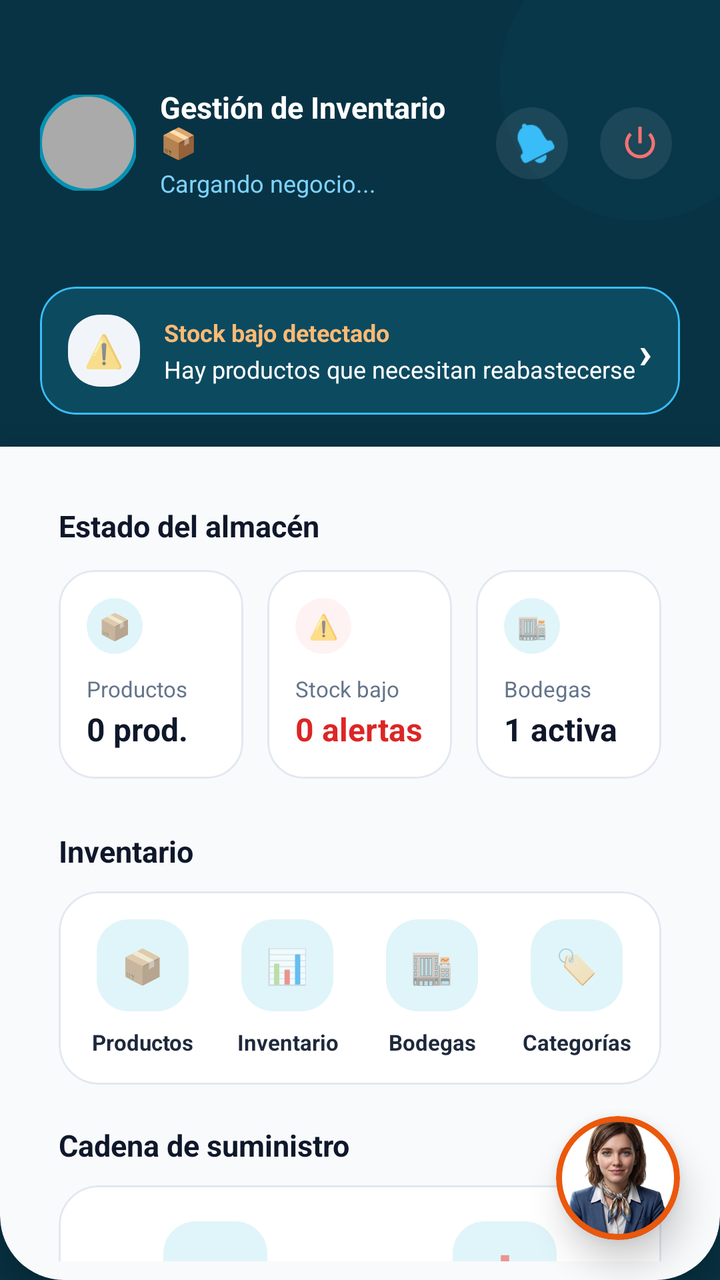
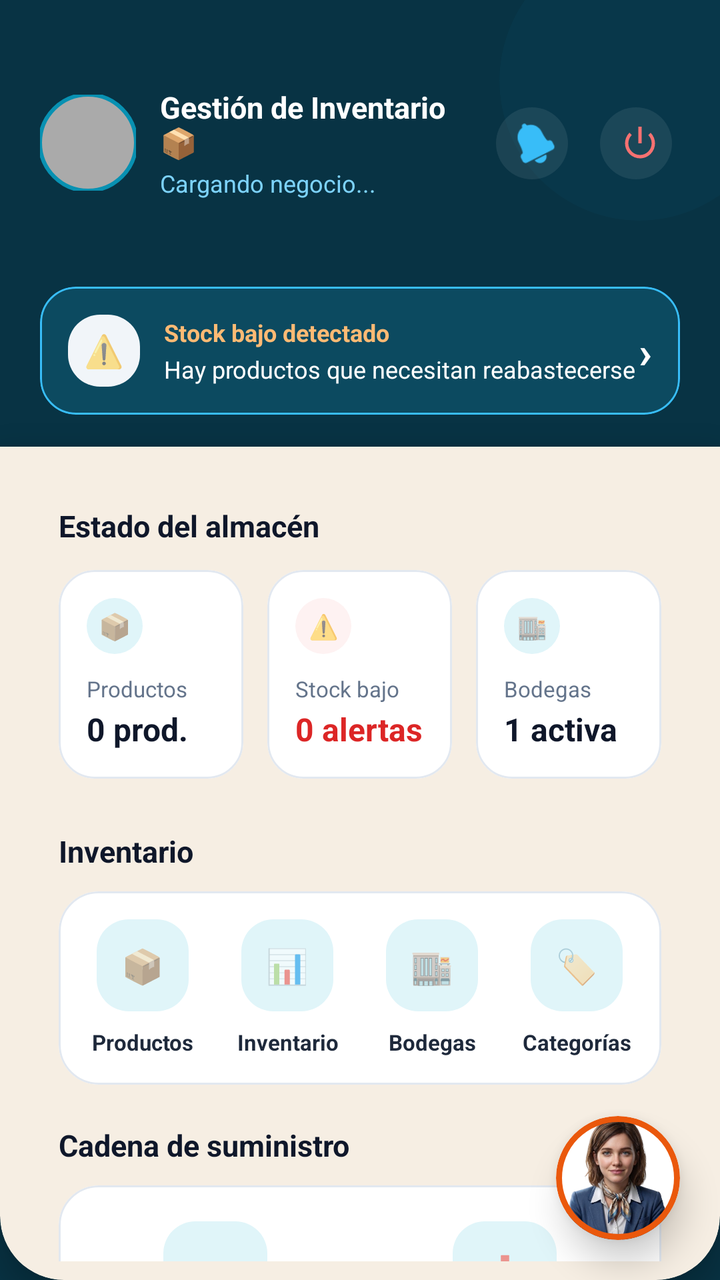

An Android layout rendered at two revisions. The XML below is the earlier revision; the diff shows what the commit changed to produce the second picture.
<!-- AndroidManifest.xml: application theme Theme.MaterialComponents.Light.NoActionBar -->
<!-- res/layout/activity_bodeguero.xml -->
<?xml version="1.0" encoding="utf-8"?>
<RelativeLayout xmlns:android="http://schemas.android.com/apk/res/android"
    xmlns:app="http://schemas.android.com/apk/res-auto"
    android:layout_width="match_parent"
    android:layout_height="match_parent"
    android:background="#083344"
    android:fitsSystemWindows="false">

    <RelativeLayout
        android:layout_width="match_parent"
        android:layout_height="match_parent"
        android:clickable="false"
        android:clipChildren="false"
        android:clipToPadding="false"
        android:focusable="false"
        android:importantForAccessibility="no">

        <com.google.android.material.card.MaterialCardView
            android:layout_width="140dp"
            android:layout_height="140dp"
            android:layout_alignParentTop="true"
            android:layout_alignParentEnd="true"
            android:layout_marginTop="-30dp"
            android:layout_marginEnd="-30dp"
            app:cardBackgroundColor="#0D0891B2"
            app:cardCornerRadius="70dp"
            app:cardElevation="0dp"
            app:strokeWidth="0dp" />
    </RelativeLayout>

    <RelativeLayout
        android:id="@+id/headerLayout"
        android:layout_width="match_parent"
        android:layout_height="wrap_content"
        android:paddingHorizontal="20dp"
        android:paddingTop="44dp"
        android:paddingBottom="20dp">

        <com.google.android.material.button.MaterialButton
            android:id="@+id/btnLogout"
            style="@style/Widget.Material3.Button.IconButton"
            android:layout_width="44dp"
            android:layout_height="44dp"
            android:layout_alignParentEnd="true"
            android:layout_centerVertical="true"
            app:backgroundTint="#14FFFFFF"
            app:cornerRadius="22dp"
            app:icon="@android:drawable/ic_lock_power_off"
            app:iconSize="20dp"
            app:iconTint="#F87171" />

        <com.google.android.material.button.MaterialButton
            android:id="@+id/btnNotifications"
            style="@style/Widget.Material3.Button.IconButton"
            android:layout_width="44dp"
            android:layout_height="44dp"
            android:layout_centerVertical="true"
            android:layout_marginEnd="8dp"
            android:layout_toStartOf="@id/btnLogout"
            app:backgroundTint="#14FFFFFF"
            app:cornerRadius="22dp"
            app:icon="@android:drawable/ic_popup_reminder"
            app:iconSize="20dp"
            app:iconTint="#38BDF8" />

        <LinearLayout
            android:id="@+id/headerProfileClick"
            android:layout_width="wrap_content"
            android:layout_height="wrap_content"
            android:layout_alignParentStart="true"
            android:layout_centerVertical="true"
            android:layout_marginTop="23dp"
            android:layout_toStartOf="@id/btnNotifications"
            android:gravity="center_vertical"
            android:orientation="horizontal"
            android:paddingEnd="12dp">

            <com.google.android.material.imageview.ShapeableImageView
                android:id="@+id/ivAvatar"
                android:layout_width="48dp"
                android:layout_height="48dp"
                android:scaleType="centerCrop"
                android:src="@android:color/darker_gray"
                app:shapeAppearanceOverlay="@style/ShapeAppearance.Material3.Corner.Full"
                app:strokeColor="#0891B2"
                app:strokeWidth="2dp" />

            <LinearLayout
                android:layout_width="wrap_content"
                android:layout_height="wrap_content"
                android:layout_marginStart="12dp"
                android:orientation="vertical">

                <TextView
                    android:id="@+id/tvWelcome"
                    android:layout_width="wrap_content"
                    android:layout_height="wrap_content"
                    android:text="Gestión de Inventario 📦"
                    android:textColor="@color/white"
                    android:textSize="15sp"
                    android:textStyle="bold" />

                <TextView
                    android:id="@+id/tvBusinessName"
                    android:layout_width="wrap_content"
                    android:layout_height="wrap_content"
                    android:layout_marginTop="2dp"
                    android:text="Cargando negocio..."
                    android:textColor="#7DD3FC"
                    android:textSize="12sp" />
            </LinearLayout>
        </LinearLayout>
    </RelativeLayout>

    <com.google.android.material.card.MaterialCardView
        android:id="@+id/cardAlert"
        android:layout_width="match_parent"
        android:layout_height="wrap_content"
        android:layout_below="@id/headerLayout"
        android:layout_marginHorizontal="20dp"
        android:layout_marginBottom="16dp"
        android:visibility="visible"
        app:cardBackgroundColor="#0C4A60"
        app:cardCornerRadius="18dp"
        app:cardElevation="0dp"
        app:strokeColor="#38BDF8"
        app:strokeWidth="1dp">

        <LinearLayout
            android:layout_width="match_parent"
            android:layout_height="wrap_content"
            android:gravity="center_vertical"
            android:orientation="horizontal"
            android:padding="14dp">

            <TextView
                android:layout_width="36dp"
                android:layout_height="36dp"
                android:background="@drawable/bg_chip_amber"
                android:gravity="center"
                android:text="⚠️"
                android:textSize="16sp" />

            <LinearLayout
                android:layout_width="0dp"
                android:layout_height="wrap_content"
                android:layout_marginStart="12dp"
                android:layout_weight="1"
                android:orientation="vertical">

                <TextView
                    android:layout_width="wrap_content"
                    android:layout_height="wrap_content"
                    android:text="Stock bajo detectado"
                    android:textColor="#FDBA74"
                    android:textSize="12sp"
                    android:textStyle="bold" />

                <TextView
                    android:layout_width="wrap_content"
                    android:layout_height="wrap_content"
                    android:layout_marginTop="2dp"
                    android:text="Hay productos que necesitan reabastecerse"
                    android:textColor="@color/white"
                    android:textSize="12sp" />
            </LinearLayout>

            <TextView
                android:layout_width="wrap_content"
                android:layout_height="wrap_content"
                android:text="›"
                android:textColor="@color/white"
                android:textSize="22sp"
                android:textStyle="bold" />
        </LinearLayout>
    </com.google.android.material.card.MaterialCardView>

    <com.google.android.material.card.MaterialCardView
        android:layout_width="match_parent"
        android:layout_height="match_parent"
        android:layout_below="@id/cardAlert"
        android:layout_alignParentBottom="true"
        app:cardBackgroundColor="#F8FAFC"
        app:cardElevation="8dp"
        app:shapeAppearanceOverlay="@style/ShapeAppearance.BottomRoundedPanel"
        app:strokeWidth="0dp">

        <androidx.core.widget.NestedScrollView
            android:layout_width="match_parent"
            android:layout_height="match_parent"
            android:fillViewport="true">

            <LinearLayout
                android:layout_width="match_parent"
                android:layout_height="wrap_content"
                android:orientation="vertical"
                android:padding="20dp"
                android:paddingBottom="60dp">

                <TextView
                    android:layout_width="wrap_content"
                    android:layout_height="wrap_content"
                    android:layout_marginBottom="12dp"
                    android:text="Estado del almacén"
                    android:textColor="#0F172A"
                    android:textSize="15sp"
                    android:textStyle="bold" />

                <LinearLayout
                    android:layout_width="match_parent"
                    android:layout_height="wrap_content"
                    android:layout_marginBottom="26dp"
                    android:orientation="horizontal"
                    android:weightSum="3">

                    <com.google.android.material.card.MaterialCardView
                        android:layout_width="0dp"
                        android:layout_height="wrap_content"
                        android:layout_marginEnd="8dp"
                        android:layout_weight="1"
                        app:cardBackgroundColor="@color/white"
                        app:cardCornerRadius="18dp"
                        app:cardElevation="0dp"
                        app:strokeColor="#E2E8F0"
                        app:strokeWidth="1dp">

                        <LinearLayout
                            android:layout_width="match_parent"
                            android:layout_height="wrap_content"
                            android:orientation="vertical"
                            android:padding="14dp">

                            <TextView
                                android:layout_width="28dp"
                                android:layout_height="28dp"
                                android:background="@drawable/bg_chip_teal"
                                android:gravity="center"
                                android:text="📦"
                                android:textSize="13sp" />

                            <TextView
                                android:layout_width="wrap_content"
                                android:layout_height="wrap_content"
                                android:layout_marginTop="10dp"
                                android:text="Productos"
                                android:textColor="#64748B"
                                android:textSize="11sp" />

                            <TextView
                                android:id="@+id/tvTotalProductos"
                                android:layout_width="wrap_content"
                                android:layout_height="wrap_content"
                                android:layout_marginTop="2dp"
                                android:text="0 prod."
                                android:textColor="#0F172A"
                                android:textSize="16sp"
                                android:textStyle="bold" />
                        </LinearLayout>
                    </com.google.android.material.card.MaterialCardView>

                    <com.google.android.material.card.MaterialCardView
                        android:layout_width="0dp"
                        android:layout_height="wrap_content"
                        android:layout_marginHorizontal="4dp"
                        android:layout_weight="1"
                        app:cardBackgroundColor="@color/white"
                        app:cardCornerRadius="18dp"
                        app:cardElevation="0dp"
                        app:strokeColor="#E2E8F0"
                        app:strokeWidth="1dp">

                        <LinearLayout
                            android:layout_width="match_parent"
                            android:layout_height="wrap_content"
                            android:orientation="vertical"
                            android:padding="14dp">

                            <TextView
                                android:layout_width="28dp"
                                android:layout_height="28dp"
                                android:background="@drawable/bg_chip_red"
                                android:gravity="center"
                                android:text="⚠️"
                                android:textSize="12sp" />

                            <TextView
                                android:layout_width="wrap_content"
                                android:layout_height="wrap_content"
                                android:layout_marginTop="10dp"
                                android:text="Stock bajo"
                                android:textColor="#64748B"
                                android:textSize="11sp" />

                            <TextView
                                android:id="@+id/tvStockCritico"
                                android:layout_width="wrap_content"
                                android:layout_height="wrap_content"
                                android:layout_marginTop="2dp"
                                android:text="0 alertas"
                                android:textColor="#DC2626"
                                android:textSize="16sp"
                                android:textStyle="bold" />
                        </LinearLayout>
                    </com.google.android.material.card.MaterialCardView>

                    <com.google.android.material.card.MaterialCardView
                        android:layout_width="0dp"
                        android:layout_height="wrap_content"
                        android:layout_marginStart="8dp"
                        android:layout_weight="1"
                        app:cardBackgroundColor="@color/white"
                        app:cardCornerRadius="18dp"
                        app:cardElevation="0dp"
                        app:strokeColor="#E2E8F0"
                        app:strokeWidth="1dp">

                        <LinearLayout
                            android:layout_width="match_parent"
                            android:layout_height="wrap_content"
                            android:orientation="vertical"
                            android:padding="14dp">

                            <TextView
                                android:layout_width="28dp"
                                android:layout_height="28dp"
                                android:background="@drawable/bg_chip_teal"
                                android:gravity="center"
                                android:text="🏬"
                                android:textSize="12sp" />

                            <TextView
                                android:layout_width="wrap_content"
                                android:layout_height="wrap_content"
                                android:layout_marginTop="10dp"
                                android:text="Bodegas"
                                android:textColor="#64748B"
                                android:textSize="11sp" />

                            <TextView
                                android:id="@+id/tvTotalBodegas"
                                android:layout_width="wrap_content"
                                android:layout_height="wrap_content"
                                android:layout_marginTop="2dp"
                                android:text="1 activa"
                                android:textColor="#0F172A"
                                android:textSize="16sp"
                                android:textStyle="bold" />
                        </LinearLayout>
                    </com.google.android.material.card.MaterialCardView>
                </LinearLayout>

                <TextView
                    android:layout_width="wrap_content"
                    android:layout_height="wrap_content"
                    android:layout_marginBottom="10dp"
                    android:text="Inventario"
                    android:textColor="#0F172A"
                    android:textSize="15sp"
                    android:textStyle="bold" />

                <com.google.android.material.card.MaterialCardView
                    android:layout_width="match_parent"
                    android:layout_height="wrap_content"
                    android:layout_marginBottom="20dp"
                    app:cardBackgroundColor="@color/white"
                    app:cardCornerRadius="20dp"
                    app:cardElevation="0dp"
                    app:strokeColor="#E2E8F0"
                    app:strokeWidth="1dp">

                    <GridLayout
                        android:layout_width="match_parent"
                        android:layout_height="wrap_content"
                        android:alignmentMode="alignMargins"
                        android:columnCount="4"
                        android:padding="6dp">

                        <LinearLayout
                            android:id="@+id/cardProductos"
                            android:layout_width="0dp"
                            android:layout_height="wrap_content"
                            android:layout_columnWeight="1"
                            android:clickable="true"
                            android:focusable="true"
                            android:foreground="?attr/selectableItemBackground"
                            android:gravity="center"
                            android:orientation="vertical"
                            android:padding="8dp">

                            <TextView
                                android:layout_width="46dp"
                                android:layout_height="46dp"
                                android:background="@drawable/bg_chip_teal"
                                android:gravity="center"
                                android:text="📦"
                                android:textSize="17sp" />

                            <TextView
                                android:layout_width="wrap_content"
                                android:layout_height="wrap_content"
                                android:layout_marginTop="8dp"
                                android:gravity="center"
                                android:text="Productos"
                                android:textColor="#1E293B"
                                android:textSize="11sp"
                                android:textStyle="bold" />
                        </LinearLayout>

                        <LinearLayout
                            android:id="@+id/cardInventario"
                            android:layout_width="0dp"
                            android:layout_height="wrap_content"
                            android:layout_columnWeight="1"
                            android:clickable="true"
                            android:focusable="true"
                            android:foreground="?attr/selectableItemBackground"
                            android:gravity="center"
                            android:orientation="vertical"
                            android:padding="8dp">

                            <TextView
                                android:layout_width="46dp"
                                android:layout_height="46dp"
                                android:background="@drawable/bg_chip_teal"
                                android:gravity="center"
                                android:text="📊"
                                android:textSize="17sp" />

                            <TextView
                                android:layout_width="wrap_content"
                                android:layout_height="wrap_content"
                                android:layout_marginTop="8dp"
                                android:gravity="center"
                                android:text="Inventario"
                                android:textColor="#1E293B"
                                android:textSize="11sp"
                                android:textStyle="bold" />
                        </LinearLayout>

                        <LinearLayout
                            android:id="@+id/cardBodegas"
                            android:layout_width="0dp"
                            android:layout_height="wrap_content"
                            android:layout_columnWeight="1"
                            android:clickable="true"
                            android:focusable="true"
                            android:foreground="?attr/selectableItemBackground"
                            android:gravity="center"
                            android:orientation="vertical"
                            android:padding="8dp">

                            <TextView
                                android:layout_width="46dp"
                                android:layout_height="46dp"
                                android:background="@drawable/bg_chip_teal"
                                android:gravity="center"
                                android:text="🏬"
                                android:textSize="17sp" />

                            <TextView
                                android:layout_width="wrap_content"
                                android:layout_height="wrap_content"
                                android:layout_marginTop="8dp"
                                android:gravity="center"
                                android:text="Bodegas"
                                android:textColor="#1E293B"
                                android:textSize="11sp"
                                android:textStyle="bold" />
                        </LinearLayout>

                        <LinearLayout
                            android:id="@+id/cardCategorias"
                            android:layout_width="0dp"
                            android:layout_height="wrap_content"
                            android:layout_columnWeight="1"
                            android:clickable="true"
                            android:focusable="true"
                            android:foreground="?attr/selectableItemBackground"
                            android:gravity="center"
                            android:orientation="vertical"
                            android:padding="8dp">

                            <TextView
                                android:layout_width="46dp"
                                android:layout_height="46dp"
                                android:background="@drawable/bg_chip_teal"
                                android:gravity="center"
                                android:text="🏷️"
                                android:textSize="17sp" />

                            <TextView
                                android:layout_width="wrap_content"
                                android:layout_height="wrap_content"
                                android:layout_marginTop="8dp"
                                android:gravity="center"
                                android:text="Categorías"
                                android:textColor="#1E293B"
                                android:textSize="11sp"
                                android:textStyle="bold" />
                        </LinearLayout>
                    </GridLayout>
                </com.google.android.material.card.MaterialCardView>

                <TextView
                    android:layout_width="wrap_content"
                    android:layout_height="wrap_content"
                    android:layout_marginBottom="10dp"
                    android:text="Cadena de suministro"
                    android:textColor="#0F172A"
                    android:textSize="15sp"
                    android:textStyle="bold" />

                <com.google.android.material.card.MaterialCardView
                    android:layout_width="match_parent"
                    android:layout_height="wrap_content"
                    android:layout_marginBottom="24dp"
                    app:cardBackgroundColor="@color/white"
                    app:cardCornerRadius="20dp"
                    app:cardElevation="0dp"
                    app:strokeColor="#E2E8F0"
                    app:strokeWidth="1dp">

                    <GridLayout
                        android:layout_width="match_parent"
                        android:layout_height="wrap_content"
                        android:alignmentMode="alignMargins"
                        android:columnCount="2"
                        android:padding="6dp">

                        <LinearLayout
                            android:id="@+id/cardProveedores"
                            android:layout_width="0dp"
                            android:layout_height="wrap_content"
                            android:layout_columnWeight="1"
                            android:clickable="true"
                            android:focusable="true"
                            android:foreground="?attr/selectableItemBackground"
                            android:gravity="center"
                            android:orientation="vertical"
                            android:padding="12dp">

                            <TextView
                                android:layout_width="52dp"
                                android:layout_height="52dp"
                                android:background="@drawable/bg_chip_slate"
                                android:gravity="center"
                                android:text="🚚"
                                android:textSize="18sp" />

                            <TextView
                                android:layout_width="wrap_content"
                                android:layout_height="wrap_content"
                                android:layout_marginTop="8dp"
                                android:gravity="center"
                                android:text="Proveedores"
                                android:textColor="#1E293B"
                                android:textSize="12sp"
                                android:textStyle="bold" />
                        </LinearLayout>

                        <LinearLayout
                            android:id="@+id/cardAbastecimiento"
                            android:layout_width="0dp"
                            android:layout_height="wrap_content"
                            android:layout_columnWeight="1"
                            android:clickable="true"
                            android:focusable="true"
                            android:foreground="?attr/selectableItemBackground"
                            android:gravity="center"
                            android:orientation="vertical"
                            android:padding="12dp">

                            <TextView
                                android:layout_width="52dp"
                                android:layout_height="52dp"
                                android:background="@drawable/bg_chip_slate"
                                android:gravity="center"
                                android:text="📥"
                                android:textSize="18sp" />

                            <TextView
                                android:layout_width="wrap_content"
                                android:layout_height="wrap_content"
                                android:layout_marginTop="8dp"
                                android:gravity="center"
                                android:text="Abastecimiento"
                                android:textColor="#1E293B"
                                android:textSize="12sp"
                                android:textStyle="bold" />
                        </LinearLayout>
                    </GridLayout>
                </com.google.android.material.card.MaterialCardView>

                <TextView
                    android:layout_width="wrap_content"
                    android:layout_height="wrap_content"
                    android:layout_marginBottom="10dp"
                    android:text="Administración"
                    android:textColor="#0F172A"
                    android:textSize="15sp"
                    android:textStyle="bold" />

                <com.google.android.material.card.MaterialCardView
                    android:layout_width="match_parent"
                    android:layout_height="wrap_content"
                    android:layout_marginBottom="24dp"
                    app:cardBackgroundColor="@color/white"
                    app:cardCornerRadius="20dp"
                    app:cardElevation="0dp"
                    app:strokeColor="#E2E8F0"
                    app:strokeWidth="1dp">

                    <LinearLayout
                        android:layout_width="match_parent"
                        android:layout_height="wrap_content"
                        android:orientation="vertical"
                        android:padding="6dp">

                        <LinearLayout
                            android:id="@+id/btnAdminPerfil"
                            android:layout_width="match_parent"
                            android:layout_height="wrap_content"
                            android:clickable="true"
                            android:focusable="true"
                            android:foreground="?attr/selectableItemBackground"
                            android:gravity="center_vertical"
                            android:orientation="horizontal"
                            android:padding="12dp">

                            <TextView
                                android:layout_width="38dp"
                                android:layout_height="38dp"
                                android:background="@drawable/bg_chip_orange"
                                android:gravity="center"
                                android:text="🙂"
                                android:textSize="15sp" />

                            <TextView
                                android:layout_width="0dp"
                                android:layout_height="wrap_content"
                                android:layout_marginStart="12dp"
                                android:layout_weight="1"
                                android:text="Mi perfil"
                                android:textColor="#0F172A"
                                android:textSize="14sp" />

                            <TextView
                                android:layout_width="wrap_content"
                                android:layout_height="wrap_content"
                                android:text="›"
                                android:textColor="#94A3B8"
                                android:textSize="18sp"
                                android:textStyle="bold" />
                        </LinearLayout>
                    </LinearLayout>
                </com.google.android.material.card.MaterialCardView>

            </LinearLayout>
        </androidx.core.widget.NestedScrollView>

    </com.google.android.material.card.MaterialCardView>

    <com.google.android.material.card.MaterialCardView
        android:id="@+id/fabZoe"
        android:layout_width="62dp"
        android:layout_height="62dp"
        android:layout_alignParentEnd="true"
        android:layout_alignParentBottom="true"
        android:layout_margin="20dp"
        android:clickable="true"
        android:focusable="true"
        android:foreground="?attr/selectableItemBackground"
        app:cardBackgroundColor="@color/white"
        app:cardCornerRadius="31dp"
        app:cardElevation="10dp"
        app:strokeColor="#EA580C"
        app:strokeWidth="3dp">

        <com.google.android.material.imageview.ShapeableImageView
            android:layout_width="match_parent"
            android:layout_height="match_parent"
            android:scaleType="centerCrop"
            android:src="@drawable/zoe"
            app:shapeAppearanceOverlay="@style/ShapeAppearance.Material3.Corner.Full" />
    </com.google.android.material.card.MaterialCardView>

</RelativeLayout>
<!-- resources referenced by this layout -->
<resources>
  <color name="white">#FFFFFFFF</color>
  <!-- drawable bg_chip_amber (drawable) -->
  <?xml version="1.0" encoding="utf-8"?>
  <shape xmlns:android="http://schemas.android.com/apk/res/android"
      android:shape="rectangle">
  
      <solid android:color="#F1F5F9" />
  
      <corners android:radius="16dp" />
  
  </shape>
  <!-- drawable bg_chip_orange (drawable) -->
  <?xml version="1.0" encoding="utf-8"?>
  <shape xmlns:android="http://schemas.android.com/apk/res/android"
      android:shape="rectangle">
  
      <solid android:color="#FFF3EA" />
  
      <corners android:radius="16dp" />
  
  </shape>
  <!-- drawable bg_chip_red (drawable) -->
  <?xml version="1.0" encoding="utf-8"?>
  <shape xmlns:android="http://schemas.android.com/apk/res/android"
      android:shape="rectangle">
  
      <solid android:color="#FEF2F2" />
  
      <corners android:radius="16dp" />
  
  </shape>
  <!-- drawable bg_chip_slate (drawable) -->
  <?xml version="1.0" encoding="utf-8"?>
  <shape xmlns:android="http://schemas.android.com/apk/res/android"
      android:shape="rectangle">
  
      <solid android:color="#E0F5F9" />
  
      <corners android:radius="16dp" />
  
  </shape>
  <!-- drawable bg_chip_teal (drawable) -->
  <?xml version="1.0" encoding="utf-8"?>
  <shape xmlns:android="http://schemas.android.com/apk/res/android"
      android:shape="rectangle">
  
      <solid android:color="#E0F5F9" />
  
      <corners android:radius="16dp" />
  
  </shape>
  <!-- drawable zoe: png bitmap (drawable, 155241 bytes) -->
  <style name="ShapeAppearance.BottomRoundedPanel" parent="ShapeAppearance.Material3.Corner.None">
              <item name="cornerSizeTopLeft">0dp</item>
              <item name="cornerSizeTopRight">0dp</item>
              <item name="cornerSizeBottomLeft">32dp</item>
              <item name="cornerSizeBottomRight">32dp</item>
          </style>
</resources>

<!-- the commit's change to res/layout/activity_bodeguero.xml (unified diff, before → after) -->
@@ -180,7 +180,7 @@
         android:layout_height="match_parent"
         android:layout_below="@id/cardAlert"
         android:layout_alignParentBottom="true"
-        app:cardBackgroundColor="#F8FAFC"
+        app:cardBackgroundColor="#f6eee3"
         app:cardElevation="8dp"
         app:shapeAppearanceOverlay="@style/ShapeAppearance.BottomRoundedPanel"
         app:strokeWidth="0dp">
